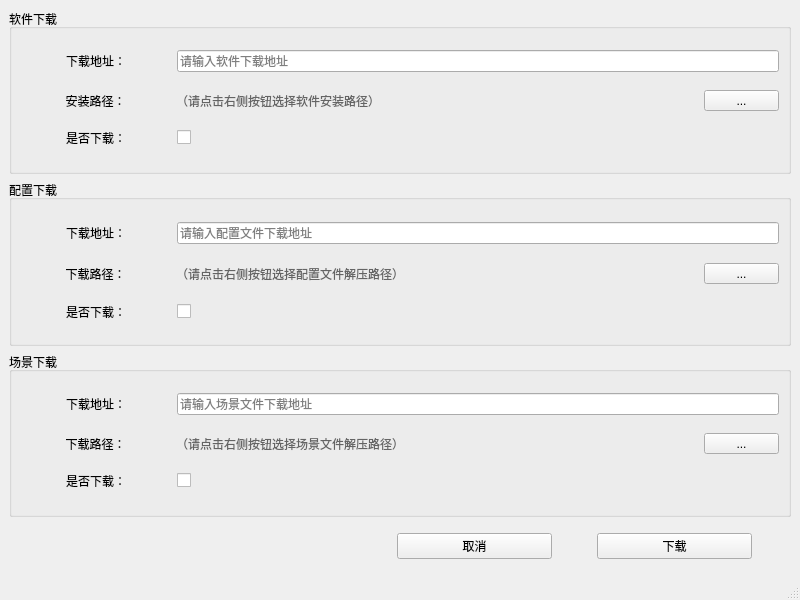
The window that src/mainwindow.ui (money0534/Notepad_QtCLion) describes before a commit, drawn with Qt 5.
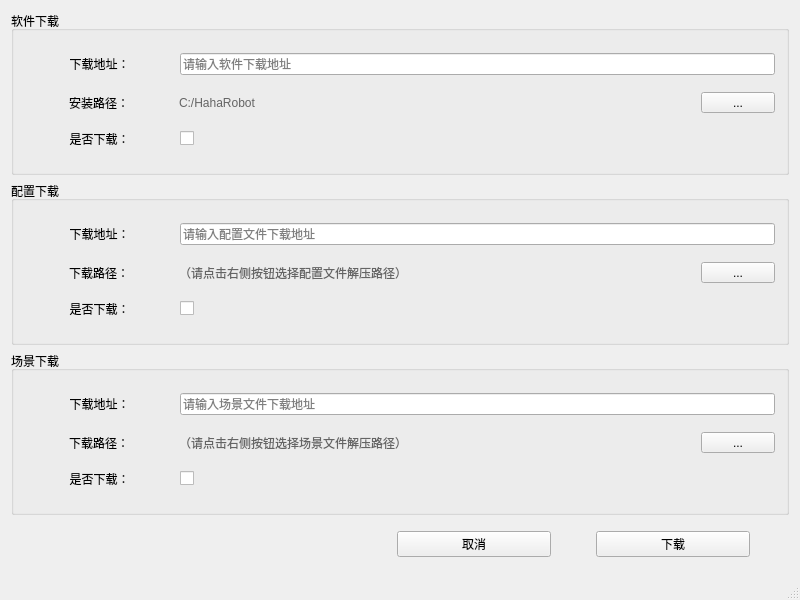
The same window after the commit.

Commit message: default path

Diff of the .ui file:
```diff
--- a/src/mainwindow.ui
+++ b/src/mainwindow.ui
@@ -66,7 +66,7 @@
             <string notr="true">color: rgb(100, 100, 100);</string>
            </property>
            <property name="text">
-            <string>（请点击右侧按钮选择软件安装路径）</string>
+            <string>C:/HahaRobot</string>
            </property>
            <property name="textFormat">
             <enum>Qt::AutoText</enum>
@@ -368,6 +368,7 @@
   </widget>
   <widget class="QStatusBar" name="statusbar"/>
  </widget>
+ <layoutdefault spacing="6" margin="11"/>
  <resources/>
  <connections/>
 </ui>
```
The commit also changes 2 other files.
